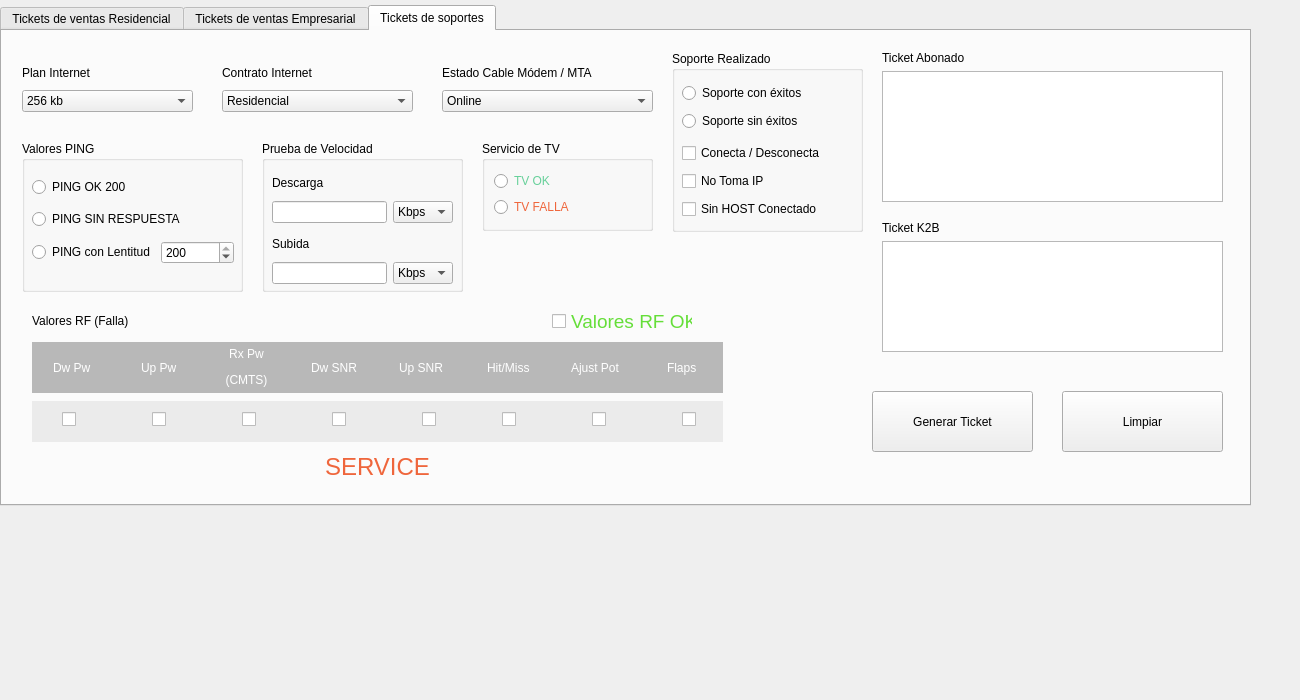
First picture: the form in modules/Hfc/hfc.ui, repository ceeck65/assistent-inter-app, before the edit.
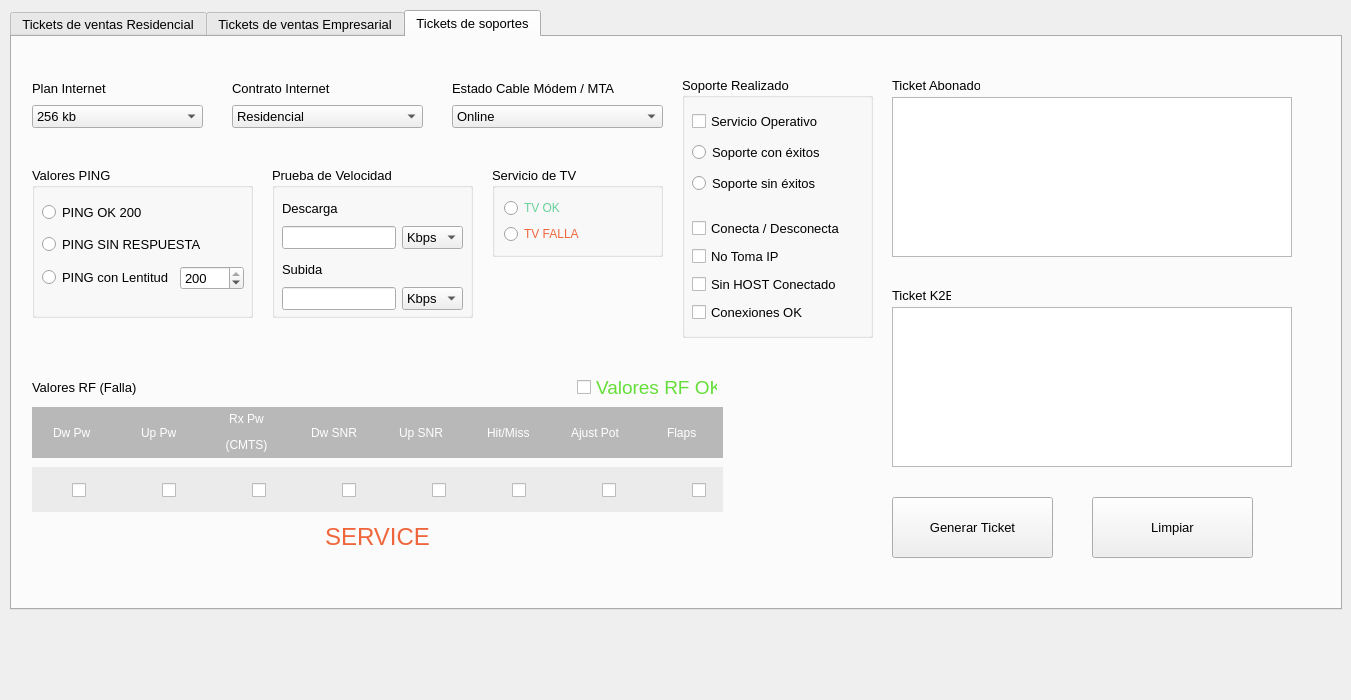
Second picture: the form after the edit. The open tabs and pages were chosen to show the change. Icons and pictures are not drawn.

```diff
--- a/modules/Hfc/hfc.ui
+++ b/modules/Hfc/hfc.ui
@@ -6,7 +6,7 @@
    <rect>
     <x>0</x>
     <y>0</y>
-    <width>1300</width>
+    <width>1351</width>
     <height>700</height>
    </rect>
   </property>
@@ -16,14 +16,19 @@
   <widget class="QTabWidget" name="tabSupportHFC">
    <property name="geometry">
     <rect>
-     <x>0</x>
-     <y>5</y>
-     <width>1251</width>
-     <height>501</height>
+     <x>10</x>
+     <y>10</y>
+     <width>1332</width>
+     <height>600</height>
     </rect>
    </property>
+   <property name="font">
+    <font>
+     <pointsize>10</pointsize>
+    </font>
+   </property>
    <property name="currentIndex">
-    <number>2</number>
+    <number>0</number>
    </property>
    <property name="iconSize">
     <size>
@@ -39,7 +44,7 @@
    </property>
    <widget class="QWidget" name="tab_3">
     <attribute name="icon">
-     <iconset resource="images.qrc">
+     <iconset resource="../../images.qrc">
       <normaloff>:/images/images/icons/ethernet.png</normaloff>:/images/images/icons/ethernet.png</iconset>
     </attribute>
     <attribute name="title">
@@ -71,7 +76,7 @@
       <string>Total Bs.</string>
      </property>
     </widget>
-    <widget class="QPushButton" name="btn_ticket_hfc">
+    <widget class="QPushButton" name="btn_ticket_hfc_sale">
      <property name="geometry">
       <rect>
        <x>410</x>
@@ -84,7 +89,7 @@
       <string>Generar Ticket</string>
      </property>
      <property name="icon">
-      <iconset resource="images.qrc">
+      <iconset resource="../../images.qrc">
        <normaloff>:/images/images/icons/refresh.png</normaloff>:/images/images/icons/refresh.png</iconset>
      </property>
     </widget>
@@ -101,7 +106,7 @@
       <string>Limpiar</string>
      </property>
      <property name="icon">
-      <iconset resource="images.qrc">
+      <iconset resource="../../images.qrc">
        <normaloff>:/images/images/icons/delete.png</normaloff>:/images/images/icons/delete.png</iconset>
      </property>
     </widget>
@@ -152,7 +157,7 @@
    </widget>
    <widget class="QWidget" name="tab_7">
     <attribute name="icon">
-     <iconset resource="images.qrc">
+     <iconset resource="../../images.qrc">
       <normaloff>:/images/images/icons/ethernet.png</normaloff>:/images/images/icons/ethernet.png</iconset>
     </attribute>
     <attribute name="title">
@@ -161,7 +166,7 @@
    </widget>
    <widget class="QWidget" name="tab_4">
     <attribute name="icon">
-     <iconset resource="images.qrc">
+     <iconset resource="../../images.qrc">
       <normaloff>:/images/images/icons/support.png</normaloff>:/images/images/icons/support.png</iconset>
     </attribute>
     <attribute name="title">
@@ -171,7 +176,7 @@
      <property name="geometry">
       <rect>
        <x>480</x>
-       <y>110</y>
+       <y>130</y>
        <width>171</width>
        <height>90</height>
       </rect>
@@ -209,8 +214,8 @@
     <widget class="QLabel" name="label_11">
      <property name="geometry">
       <rect>
-       <x>30</x>
-       <y>280</y>
+       <x>20</x>
+       <y>340</y>
        <width>121</width>
        <height>20</height>
       </rect>
@@ -222,8 +227,8 @@
     <widget class="QCheckBox" name="rf_ok">
      <property name="geometry">
       <rect>
-       <x>550</x>
-       <y>280</y>
+       <x>565</x>
+       <y>340</y>
        <width>141</width>
        <height>21</height>
       </rect>
@@ -249,7 +254,7 @@
      <property name="geometry">
       <rect>
        <x>20</x>
-       <y>110</y>
+       <y>130</y>
        <width>221</width>
        <height>151</height>
       </rect>
@@ -311,8 +316,8 @@
     <widget class="QPushButton" name="btn_ticket_internet_hfc">
      <property name="geometry">
       <rect>
-       <x>870</x>
-       <y>360</y>
+       <x>880</x>
+       <y>460</y>
        <width>161</width>
        <height>61</height>
       </rect>
@@ -321,15 +326,15 @@
       <string>Generar Ticket</string>
      </property>
      <property name="icon">
-      <iconset resource="images.qrc">
+      <iconset resource="../../images.qrc">
        <normaloff>:/images/images/icons/refresh.png</normaloff>:/images/images/icons/refresh.png</iconset>
      </property>
     </widget>
     <widget class="QPushButton" name="btn_clear_internet_hfc">
      <property name="geometry">
       <rect>
-       <x>1060</x>
-       <y>360</y>
+       <x>1080</x>
+       <y>460</y>
        <width>161</width>
        <height>61</height>
       </rect>
@@ -338,7 +343,7 @@
       <string>Limpiar</string>
      </property>
      <property name="icon">
-      <iconset resource="images.qrc">
+      <iconset resource="../../images.qrc">
        <normaloff>:/images/images/icons/delete.png</normaloff>:/images/images/icons/delete.png</iconset>
      </property>
     </widget>
@@ -346,7 +351,7 @@
      <property name="geometry">
       <rect>
        <x>60</x>
-       <y>380</y>
+       <y>445</y>
        <width>16</width>
        <height>16</height>
       </rect>
@@ -371,7 +376,7 @@
      <property name="geometry">
       <rect>
        <x>150</x>
-       <y>380</y>
+       <y>445</y>
        <width>16</width>
        <height>16</height>
       </rect>
@@ -387,7 +392,7 @@
      <property name="geometry">
       <rect>
        <x>240</x>
-       <y>380</y>
+       <y>445</y>
        <width>16</width>
        <height>16</height>
       </rect>
@@ -403,7 +408,7 @@
      <property name="geometry">
       <rect>
        <x>330</x>
-       <y>380</y>
+       <y>445</y>
        <width>16</width>
        <height>16</height>
       </rect>
@@ -419,7 +424,7 @@
      <property name="geometry">
       <rect>
        <x>420</x>
-       <y>380</y>
+       <y>445</y>
        <width>16</width>
        <height>16</height>
       </rect>
@@ -435,7 +440,7 @@
      <property name="geometry">
       <rect>
        <x>500</x>
-       <y>380</y>
+       <y>445</y>
        <width>16</width>
        <height>16</height>
       </rect>
@@ -451,7 +456,7 @@
      <property name="geometry">
       <rect>
        <x>590</x>
-       <y>380</y>
+       <y>445</y>
        <width>16</width>
        <height>16</height>
       </rect>
@@ -467,7 +472,7 @@
      <property name="geometry">
       <rect>
        <x>680</x>
-       <y>380</y>
+       <y>445</y>
        <width>16</width>
        <height>16</height>
       </rect>
@@ -482,8 +487,8 @@
     <widget class="QWidget" name="widget" native="true">
      <property name="geometry">
       <rect>
-       <x>30</x>
-       <y>311</y>
+       <x>20</x>
+       <y>370</y>
        <width>691</width>
        <height>51</height>
       </rect>
@@ -491,125 +496,14 @@
      <property name="styleSheet">
       <string notr="true">background-color: rgb(184, 184, 184);</string>
      </property>
-     <widget class="QWidget" name="layoutWidget_6">
-      <property name="geometry">
-       <rect>
-        <x>0</x>
-        <y>0</y>
-        <width>691</width>
-        <height>51</height>
-       </rect>
-      </property>
-      <layout class="QHBoxLayout" name="horizontalLayout_4">
-       <property name="sizeConstraint">
-        <enum>QLayout::SetDefaultConstraint</enum>
-       </property>
-       <item alignment="Qt::AlignHCenter">
-        <widget class="QLabel" name="label_16">
-         <property name="styleSheet">
-          <string notr="true">color: rgb(255, 255, 255);
-font: 14px &quot;MS Shell Dlg 2&quot;;</string>
-         </property>
-         <property name="text">
-          <string>Dw Pw</string>
-         </property>
-        </widget>
-       </item>
-       <item alignment="Qt::AlignHCenter">
-        <widget class="QLabel" name="label_15">
-         <property name="styleSheet">
-          <string notr="true">color: rgb(255, 255, 255);
-font: 14px &quot;MS Shell Dlg 2&quot;;</string>
-         </property>
-         <property name="text">
-          <string>Up Pw</string>
-         </property>
-        </widget>
-       </item>
-       <item>
-        <widget class="QLabel" name="labelrf_rxpw">
-         <property name="styleSheet">
-          <string notr="true">color: rgb(255, 255, 255);
-font: 14px &quot;MS Shell Dlg 2&quot;;</string>
-         </property>
-         <property name="text">
-          <string>&lt;html&gt;&lt;head/&gt;&lt;body&gt;&lt;p align=&quot;center&quot;&gt;Rx Pw&lt;/p&gt;&lt;p align=&quot;center&quot;&gt; (CMTS)&lt;/p&gt;&lt;/body&gt;&lt;/html&gt;</string>
-         </property>
-        </widget>
-       </item>
-       <item alignment="Qt::AlignHCenter">
-        <widget class="QLabel" name="label_18">
-         <property name="styleSheet">
-          <string notr="true">color: rgb(255, 255, 255);
-font: 14px &quot;MS Shell Dlg 2&quot;;</string>
-         </property>
-         <property name="text">
-          <string>Dw SNR</string>
-         </property>
-        </widget>
-       </item>
-       <item alignment="Qt::AlignHCenter">
-        <widget class="QLabel" name="label_19">
-         <property name="styleSheet">
-          <string notr="true">color: rgb(255, 255, 255);
-font: 14px &quot;MS Shell Dlg 2&quot;;</string>
-         </property>
-         <property name="text">
-          <string>Up SNR</string>
-         </property>
-        </widget>
-       </item>
-       <item alignment="Qt::AlignHCenter">
-        <widget class="QLabel" name="label_20">
-         <property name="styleSheet">
-          <string notr="true">color: rgb(255, 255, 255);
-font: 14px &quot;MS Shell Dlg 2&quot;;</string>
-         </property>
-         <property name="text">
-          <string>Hit/Miss</string>
-         </property>
-        </widget>
-       </item>
-       <item alignment="Qt::AlignHCenter">
-        <widget class="QLabel" name="label_21">
-         <property name="styleSheet">
-          <string notr="true">color: rgb(255, 255, 255);
-font: 14px &quot;MS Shell Dlg 2&quot;;</string>
-         </property>
-         <property name="text">
-          <string>Ajust Pot</string>
-         </property>
-        </widget>
-       </item>
-       <item alignment="Qt::AlignHCenter">
-        <widget class="QLabel" name="label_22">
-         <property name="styleSheet">
-          <string notr="true">color: rgb(255, 255, 255);
-font: 14px &quot;MS Shell Dlg 2&quot;;</string>
-         </property>
-         <property name="text">
-          <string>Flaps</string>
-         </property>
-        </widget>
-       </item>
-      </layout>
-      <zorder>labelrf_rxpw</zorder>
-      <zorder>label_16</zorder>
-      <zorder>label_18</zorder>
-      <zorder>label_19</zorder>
-      <zorder>label_20</zorder>
-      <zorder>label_21</zorder>
-      <zorder>label_22</zorder>
-      <zorder>label_15</zorder>
-     </widget>
     </widget>
     <widget class="QWidget" name="widget_2" native="true">
      <property name="geometry">
       <rect>
-       <x>30</x>
-       <y>370</y>
+       <x>20</x>
+       <y>430</y>
        <width>691</width>
-       <height>41</height>
+       <height>45</height>
       </rect>
      </property>
      <property name="styleSheet">
@@ -620,7 +514,7 @@
      <property name="geometry">
       <rect>
        <x>20</x>
-       <y>30</y>
+       <y>40</y>
        <width>171</width>
        <height>51</height>
       </rect>
@@ -683,7 +577,7 @@
      <property name="geometry">
       <rect>
        <x>220</x>
-       <y>30</y>
+       <y>40</y>
        <width>191</width>
        <height>51</height>
       </rect>
@@ -731,7 +625,7 @@
      <property name="geometry">
       <rect>
        <x>440</x>
-       <y>30</y>
+       <y>40</y>
        <width>211</width>
        <height>51</height>
       </rect>
@@ -780,57 +674,13 @@
       </item>
      </layout>
     </widget>
-    <widget class="QWidget" name="layoutWidget_10">
-     <property name="geometry">
-      <rect>
-       <x>880</x>
-       <y>20</y>
-       <width>341</width>
-       <height>151</height>
-      </rect>
-     </property>
-     <layout class="QVBoxLayout" name="verticalLayout_18">
-      <item>
-       <widget class="QLabel" name="label_13">
-        <property name="text">
-         <string>Ticket Abonado</string>
-        </property>
-       </widget>
-      </item>
-      <item>
-       <widget class="QPlainTextEdit" name="ticket_ab_hfc_internet"/>
-      </item>
-     </layout>
-    </widget>
-    <widget class="QWidget" name="layoutWidget_11">
-     <property name="geometry">
-      <rect>
-       <x>880</x>
-       <y>190</y>
-       <width>341</width>
-       <height>131</height>
-      </rect>
-     </property>
-     <layout class="QVBoxLayout" name="verticalLayout_19">
-      <item>
-       <widget class="QLabel" name="label_14">
-        <property name="text">
-         <string>Ticket K2B</string>
-        </property>
-       </widget>
-      </item>
-      <item>
-       <widget class="QPlainTextEdit" name="ticket_k2b_hfc_internet"/>
-      </item>
-     </layout>
-    </widget>
     <widget class="QLabel" name="service_hfc">
      <property name="geometry">
       <rect>
-       <x>30</x>
-       <y>420</y>
+       <x>20</x>
+       <y>485</y>
        <width>691</width>
-       <height>31</height>
+       <height>30</height>
       </rect>
      </property>
      <property name="font">
@@ -854,9 +704,9 @@
      <property name="geometry">
       <rect>
        <x>670</x>
-       <y>20</y>
+       <y>40</y>
        <width>191</width>
-       <height>181</height>
+       <height>261</height>
       </rect>
      </property>
      <property name="title">
@@ -868,10 +718,17 @@
         <x>10</x>
         <y>30</y>
         <width>171</width>
-        <height>52</height>
+        <height>91</height>
        </rect>
       </property>
       <layout class="QVBoxLayout" name="verticalLayout_11">
+       <item>
+        <widget class="QCheckBox" name="hfc_servic_ok">
+         <property name="text">
+          <string>Servicio Operativo</string>
+         </property>
+        </widget>
+       </item>
        <item>
         <widget class="QRadioButton" name="hfc_soporte_xon_exitos">
          <property name="text">
@@ -892,9 +749,9 @@
       <property name="geometry">
        <rect>
         <x>10</x>
-        <y>90</y>
+        <y>140</y>
         <width>170</width>
-        <height>80</height>
+        <height>111</height>
        </rect>
       </property>
       <layout class="QVBoxLayout" name="verticalLayout_12">
@@ -906,19 +763,26 @@
         </widget>
        </item>
        <item>
-        <widget class="QCheckBox" name="hfc_sin_ip">
+        <widget class="QCheckBox" name="hfc_whitout_ip">
          <property name="text">
           <string>No Toma IP</string>
          </property>
         </widget>
        </item>
        <item>
-        <widget class="QCheckBox" name="hfc_sin_host">
+        <widget class="QCheckBox" name="hfc_whitout_host">
          <property name="text">
           <string>Sin HOST Conectado</string>
          </property>
         </widget>
        </item>
+       <item>
+        <widget class="QCheckBox" name="hft_conections_ok">
+         <property name="text">
+          <string>Conexiones OK</string>
+         </property>
+        </widget>
+       </item>
       </layout>
      </widget>
     </widget>
@@ -926,7 +790,7 @@
      <property name="geometry">
       <rect>
        <x>260</x>
-       <y>110</y>
+       <y>130</y>
        <width>201</width>
        <height>151</height>
       </rect>
@@ -1033,11 +897,169 @@
       </layout>
      </widget>
     </widget>
+    <widget class="QLabel" name="label_13">
+     <property name="geometry">
+      <rect>
+       <x>880</x>
+       <y>40</y>
+       <width>88</width>
+       <height>16</height>
+      </rect>
+     </property>
+     <property name="text">
+      <string>Ticket Abonado</string>
+     </property>
+    </widget>
+    <widget class="QLabel" name="label_14">
+     <property name="geometry">
+      <rect>
+       <x>880</x>
+       <y>250</y>
+       <width>59</width>
+       <height>16</height>
+      </rect>
+     </property>
+     <property name="text">
+      <string>Ticket K2B</string>
+     </property>
+    </widget>
+    <widget class="QPlainTextEdit" name="ticket_k2b_hfc_internet">
+     <property name="geometry">
+      <rect>
+       <x>880</x>
+       <y>270</y>
+       <width>400</width>
+       <height>160</height>
+      </rect>
+     </property>
+    </widget>
+    <widget class="QWidget" name="layoutWidget_6">
+     <property name="geometry">
+      <rect>
+       <x>20</x>
+       <y>370</y>
+       <width>691</width>
+       <height>51</height>
+      </rect>
+     </property>
+     <layout class="QHBoxLayout" name="horizontalLayout_4">
+      <property name="sizeConstraint">
+       <enum>QLayout::SetDefaultConstraint</enum>
+      </property>
+      <item alignment="Qt::AlignHCenter">
+       <widget class="QLabel" name="label_16">
+        <property name="styleSheet">
+         <string notr="true">color: rgb(255, 255, 255);
+font: 14px &quot;MS Shell Dlg 2&quot;;</string>
+        </property>
+        <property name="text">
+         <string>Dw Pw</string>
+        </property>
+       </widget>
+      </item>
+      <item alignment="Qt::AlignHCenter">
+       <widget class="QLabel" name="label_15">
+        <property name="styleSheet">
+         <string notr="true">color: rgb(255, 255, 255);
+font: 14px &quot;MS Shell Dlg 2&quot;;</string>
+        </property>
+        <property name="text">
+         <string>Up Pw</string>
+        </property>
+       </widget>
+      </item>
+      <item>
+       <widget class="QLabel" name="labelrf_rxpw">
+        <property name="styleSheet">
+         <string notr="true">color: rgb(255, 255, 255);
+font: 14px &quot;MS Shell Dlg 2&quot;;</string>
+        </property>
+        <property name="text">
+         <string>&lt;html&gt;&lt;head/&gt;&lt;body&gt;&lt;p align=&quot;center&quot;&gt;Rx Pw&lt;/p&gt;&lt;p align=&quot;center&quot;&gt; (CMTS)&lt;/p&gt;&lt;/body&gt;&lt;/html&gt;</string>
+        </property>
+       </widget>
+      </item>
+      <item alignment="Qt::AlignHCenter">
+       <widget class="QLabel" name="label_18">
+        <property name="styleSheet">
+         <string notr="true">color: rgb(255, 255, 255);
+font: 14px &quot;MS Shell Dlg 2&quot;;</string>
+        </property>
+        <property name="text">
+         <string>Dw SNR</string>
+        </property>
+       </widget>
+      </item>
+      <item alignment="Qt::AlignHCenter">
+       <widget class="QLabel" name="label_19">
+        <property name="styleSheet">
+         <string notr="true">color: rgb(255, 255, 255);
+font: 14px &quot;MS Shell Dlg 2&quot;;</string>
+        </property>
+        <property name="text">
+         <string>Up SNR</string>
+        </property>
+       </widget>
+      </item>
+      <item alignment="Qt::AlignHCenter">
+       <widget class="QLabel" name="label_20">
+        <property name="styleSheet">
+         <string notr="true">color: rgb(255, 255, 255);
+font: 14px &quot;MS Shell Dlg 2&quot;;</string>
+        </property>
+        <property name="text">
+         <string>Hit/Miss</string>
+        </property>
+       </widget>
+      </item>
+      <item alignment="Qt::AlignHCenter">
+       <widget class="QLabel" name="label_21">
+        <property name="styleSheet">
+         <string notr="true">color: rgb(255, 255, 255);
+font: 14px &quot;MS Shell Dlg 2&quot;;</string>
+        </property>
+        <property name="text">
+         <string>Ajust Pot</string>
+        </property>
+       </widget>
+      </item>
+      <item alignment="Qt::AlignHCenter">
+       <widget class="QLabel" name="label_22">
+        <property name="styleSheet">
+         <string notr="true">color: rgb(255, 255, 255);
+font: 14px &quot;MS Shell Dlg 2&quot;;</string>
+        </property>
+        <property name="text">
+         <string>Flaps</string>
+        </property>
+       </widget>
+      </item>
+     </layout>
+     <zorder>labelrf_rxpw</zorder>
+     <zorder>label_16</zorder>
+     <zorder>label_18</zorder>
+     <zorder>label_19</zorder>
+     <zorder>label_20</zorder>
+     <zorder>label_21</zorder>
+     <zorder>label_22</zorder>
+     <zorder>label_15</zorder>
+    </widget>
+    <widget class="QTextEdit" name="ticket_ab_hfc_internet">
+     <property name="geometry">
+      <rect>
+       <x>880</x>
+       <y>60</y>
+       <width>400</width>
+       <height>160</height>
+      </rect>
+     </property>
+    </widget>
+    <zorder>label_13</zorder>
+    <zorder>label_14</zorder>
+    <zorder>ticket_k2b_hfc_internet</zorder>
     <zorder>layoutWidget_7</zorder>
     <zorder>layoutWidget_8</zorder>
     <zorder>layoutWidget_9</zorder>
-    <zorder>layoutWidget_10</zorder>
-    <zorder>layoutWidget_11</zorder>
     <zorder>widget_2</zorder>
     <zorder>widget</zorder>
     <zorder>groupBox_4</zorder>
@@ -1057,6 +1079,8 @@
     <zorder>service_hfc</zorder>
     <zorder>groupBox_6</zorder>
     <zorder>groupBox_7</zorder>
+    <zorder>layoutWidget_6</zorder>
+    <zorder>ticket_ab_hfc_internet</zorder>
    </widget>
   </widget>
  </widget>
```
Left out of the diff: 2 changed lines with no effect on the pictures.
